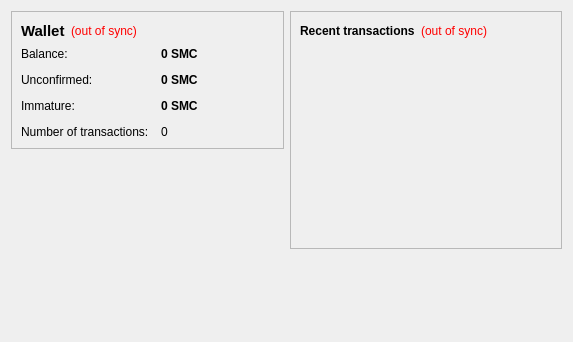
Qt form src/qt/forms/overviewpage.ui (TrayboonBucks/Trayboon_Bucks) before a commit.
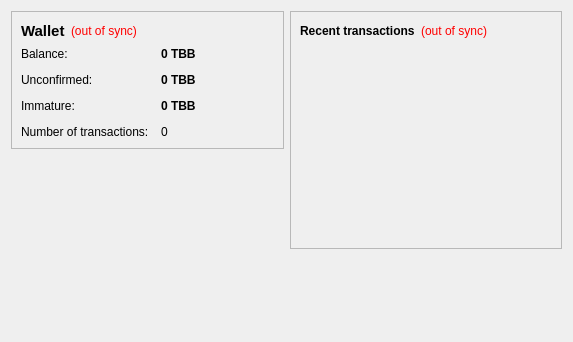
The same form after that commit.

The edit to the form file:
```diff
--- a/src/qt/forms/overviewpage.ui
+++ b/src/qt/forms/overviewpage.ui
@@ -105,7 +105,7 @@
              <string>Your current balance</string>
             </property>
             <property name="text">
-             <string notr="true">0 SMC</string>
+             <string notr="true">0 TBB</string>
             </property>
             <property name="textInteractionFlags">
              <set>Qt::LinksAccessibleByMouse|Qt::TextSelectableByKeyboard|Qt::TextSelectableByMouse</set>
@@ -134,7 +134,7 @@
              <string>Total of transactions that have yet to be confirmed, and do not yet count toward the current balance</string>
             </property>
             <property name="text">
-             <string notr="true">0 SMC</string>
+             <string notr="true">0 TBB</string>
             </property>
             <property name="textInteractionFlags">
              <set>Qt::LinksAccessibleByMouse|Qt::TextSelectableByKeyboard|Qt::TextSelectableByMouse</set>
@@ -177,7 +177,7 @@
              <string>Mined balance that has not yet matured</string>
             </property>
             <property name="text">
-             <string notr="true">0 SMC</string>
+             <string notr="true">0 TBB</string>
             </property>
             <property name="textInteractionFlags">
              <set>Qt::LinksAccessibleByMouse|Qt::TextSelectableByKeyboard|Qt::TextSelectableByMouse</set>
```
Left out of the diff: 4 changed lines with no effect on the pictures.
